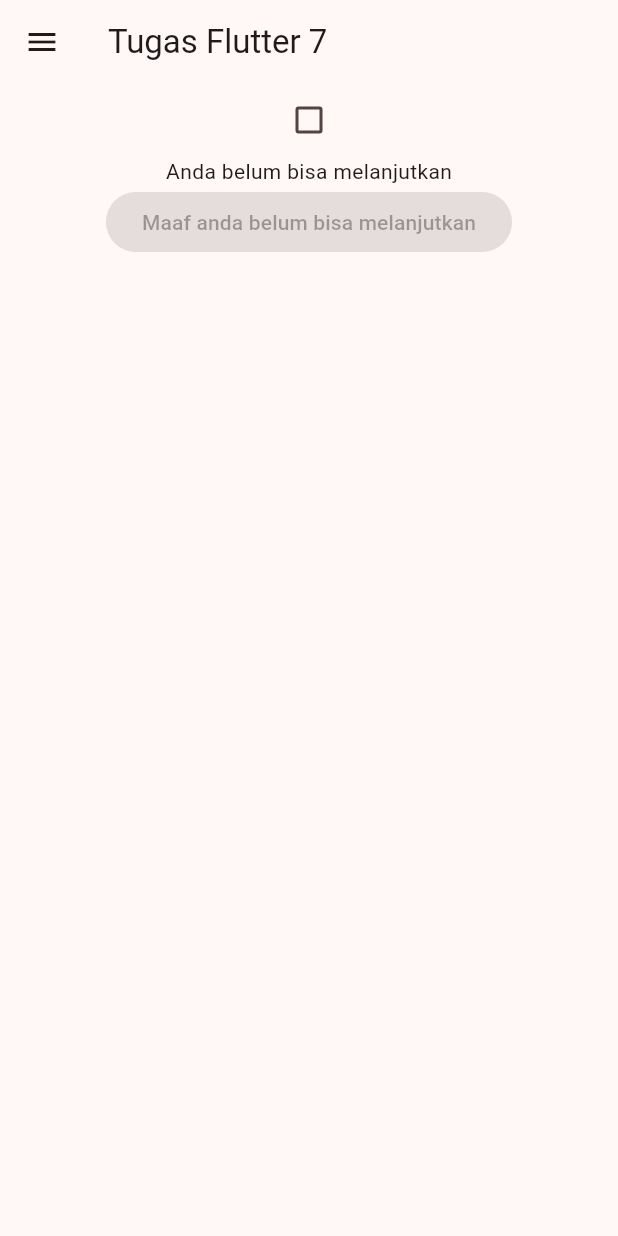
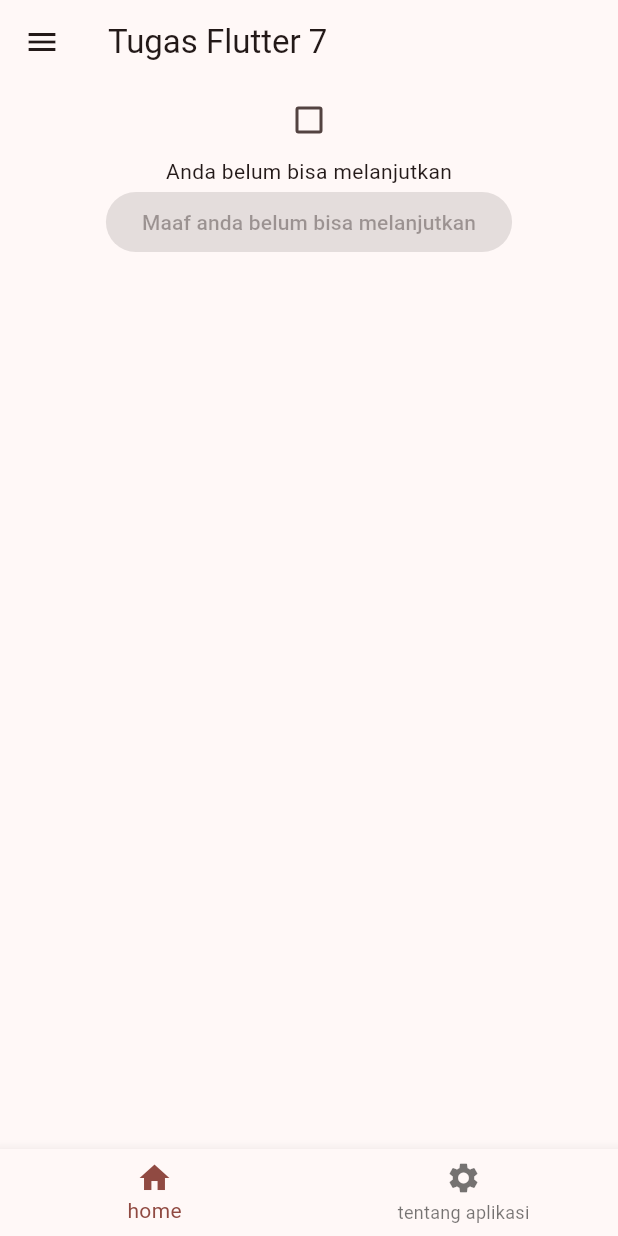
Before and after one commit to tirsna/ppkd_batch_4, a Flutter app: the screen it shows after launch, on a phone screen of 412 x 824 dp. Run offline on Flutter 3.47's test engine with Material 3 defaults, Android fonts, the phone set to English and light mode, and no system bars.

Commit message:
tugas8.dart

```diff
--- a/lib/main.dart
+++ b/lib/main.dart
@@ -1,5 +1,6 @@
 import 'package:flutter/material.dart';
-import 'package:ppkd_batch_4/tugas_day16.dart';
+import 'package:ppkd_batch_4/pagebuttonnav.dart';
+import 'package:ppkd_batch_4/tugas7.dart';
 // import 'package:ppkd_batch_4/tester.dart';
 // import 'package:ppkd_batch_4/tugas4.dart';
 //import 'package:ppkd_batch_4/tugas2.dart';
@@ -36,7 +37,7 @@ class MyApp extends StatelessWidget {
         // tested with just a hot reload.
         colorScheme: ColorScheme.fromSeed(seedColor: Colors.red),
       ),
-      home: Tugas7flutterWidget(),
+      home: Pagebuttonnav(),
     );
   }
 }
--- /dev/null
+++ b/lib/pagebuttonnav.dart
@@ -0,0 +1,41 @@
+import 'package:flutter/material.dart';
+import 'package:ppkd_batch_4/tentangapl.dart';
+import 'package:ppkd_batch_4/tugas7.dart';
+
+class Pagebuttonnav extends StatefulWidget {
+  const Pagebuttonnav({super.key});
+
+  @override
+  State<Pagebuttonnav> createState() => _PagebuttonnavState();
+}
+
+class _PagebuttonnavState extends State<Pagebuttonnav> {
+  int selectedindex = 0;
+  static const List<Widget> widgetOptions = [
+
+    Tugas7flutterWidget(),
+    Tentangapl(),
+  ];
+  @override
+  Widget build(BuildContext context) {
+    return Scaffold(
+      bottomNavigationBar: BottomNavigationBar(
+        currentIndex: selectedindex,
+        onTap: (index) {
+          print(index);
+          setState(() {
+            selectedindex = index;
+          });
+        },
+        items: [
+          BottomNavigationBarItem(icon: Icon(Icons.home), label: "home"),
+          BottomNavigationBarItem(
+            icon: Icon(Icons.settings),
+            label: "tentang aplikasi",
+          ),
+        ],
+      ),
+      body: widgetOptions[selectedindex],
+    );
+  }
+}
```
Also changed, not shown: lib/tentangapl.dart (added, +25 -0 lines), lib/tesaja.dart (added), lib/tugas7.dart (renamed from lib/tugas_day16.dart).
